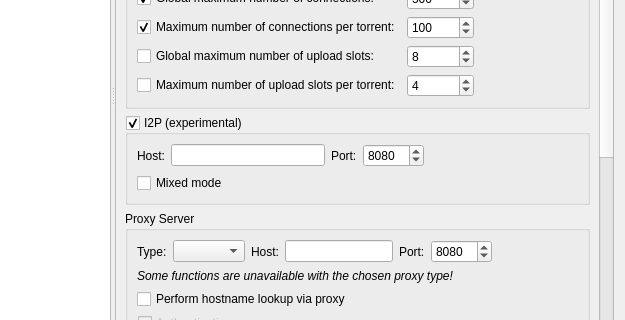
This is src/gui/optionsdialog.ui in qbutt-org/qbutt as Qt 5 draws it before an edit; both pictures show x 154 to 779 and y 187 to 507 of the 779 by 591 pixel window. The edited form follows.
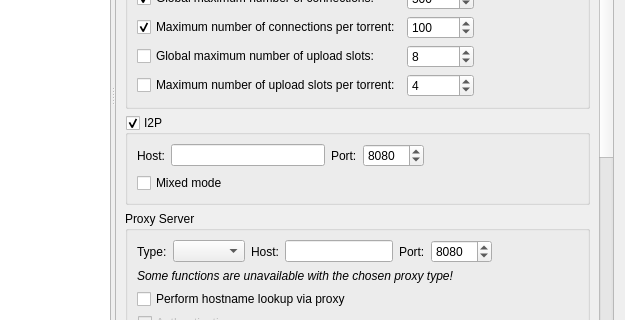
This is the edited form. The open tabs and pages were chosen to show the change. Icons and pictures are not drawn. Custom widgets are drawn as their Qt base class.

What changed in the file:
```diff
--- a/src/gui/optionsdialog.ui
+++ b/src/gui/optionsdialog.ui
@@ -2001,7 +2001,7 @@
             <item>
              <widget class="QGroupBox" name="groupI2P">
               <property name="title">
-               <string>I2P (experimental)</string>
+               <string>I2P</string>
               </property>
               <property name="checkable">
                <bool>true</bool>
```
